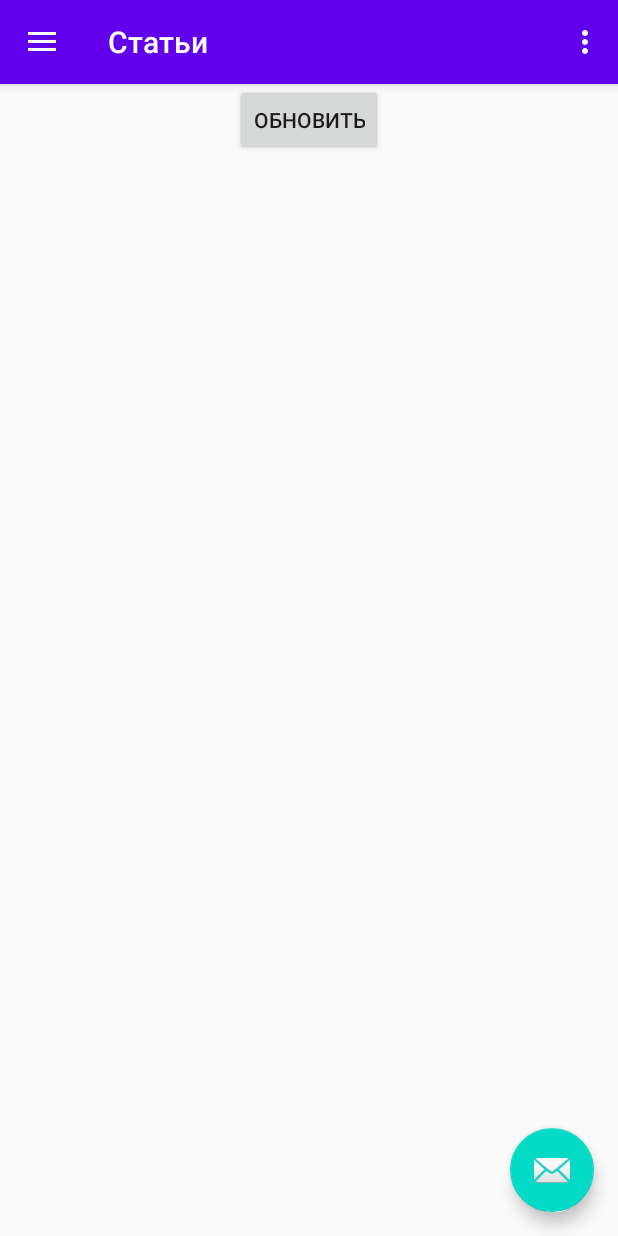
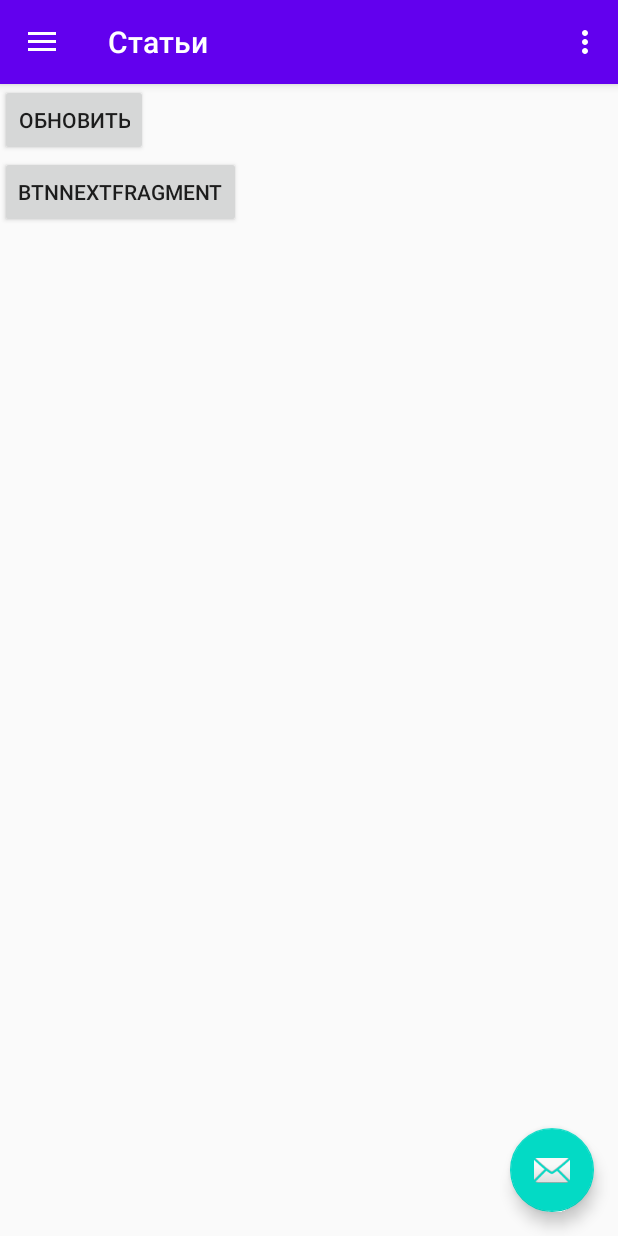
Before and after one commit to kissloryshy/IHaveRights, an Android app: the screen it shows after launch (MainActivity), on a phone screen of 412 x 824 dp. Run offline under Robolectric (Android 15) with nearby library versions, the phone set to English and light mode, and no system bars; our stand-ins replace Firebase (no records; nobody signed in at launch, a user with empty details on screens opened directly), navigation-ui; 1 statement that could not run was skipped.

Commit message:
Fragment replace Articles --> Details

```diff
--- a/app/src/main/java/com/example/androidnav/MainActivity.kt
+++ b/app/src/main/java/com/example/androidnav/MainActivity.kt
@@ -13,6 +13,8 @@ import androidx.navigation.ui.setupWithNavController
 import androidx.drawerlayout.widget.DrawerLayout
 import androidx.appcompat.app.AppCompatActivity
 import androidx.appcompat.widget.Toolbar
+import com.example.androidnav.data.UserInfo
+import kotlinx.android.synthetic.main.nav_header_main.*
 
 class MainActivity : AppCompatActivity() {
 
@@ -49,6 +51,8 @@ class MainActivity : AppCompatActivity() {
     override fun onCreateOptionsMenu(menu: Menu): Boolean {
         // Inflate the menu; this adds items to the action bar if it is present.
         menuInflater.inflate(R.menu.main, menu)
+        var userInfo: UserInfo = UserInfo(this, "UserInfo", null, 1)
+        tvGreetings.setText(userInfo.getName())
         return true
     }
 
--- a/app/src/main/java/com/example/androidnav/ui/articles/ArticlesFragment.kt
+++ b/app/src/main/java/com/example/androidnav/ui/articles/ArticlesFragment.kt
@@ -8,6 +8,7 @@ import android.view.ViewGroup
 import android.widget.ArrayAdapter
 import android.widget.Toast
 import androidx.fragment.app.Fragment
+import androidx.fragment.app.FragmentManager
 import androidx.lifecycle.ViewModelProviders
 import com.example.androidnav.MainActivity
 import com.example.androidnav.R
@@ -41,6 +42,9 @@ class ArticlesFragment : Fragment() {
 
         Log.d("kiss", "hello from articles onCreateView")
 
+        var toast: Toast = Toast.makeText(context, "hello from articles onCreateView", Toast.LENGTH_LONG)
+        toast.show()
+
         btnArticles.setOnClickListener {
             var toast: Toast = Toast.makeText(context, "Hello from articles", Toast.LENGTH_LONG)
             toast.show()
@@ -69,6 +73,13 @@ class ArticlesFragment : Fragment() {
                 }
         }
 
-
+        btnNextFragment.setOnClickListener {
+            var fragment = CurrentArticleFragment()
+            var manager = parentFragmentManager
+            var transaction = manager.beginTransaction()
+            transaction.replace(R.id.nav_host_fragment, fragment)
+            transaction.addToBackStack(null)
+            transaction.commit()
+        }
     }
 }
--- a/app/src/main/res/layout/fragment_articles.xml
+++ b/app/src/main/res/layout/fragment_articles.xml
@@ -5,6 +5,11 @@
     android:layout_width="match_parent"
     android:layout_height="match_parent"
     tools:context=".ui.articles.ArticlesFragment">
+
+    <LinearLayout
+        android:orientation="vertical"
+        android:layout_width="match_parent"
+        android:layout_height="match_parent">
 
         <Button
             android:id="@+id/btnArticles"
@@ -15,9 +20,20 @@
             app:layout_constraintStart_toStartOf="parent"
             app:layout_constraintTop_toTopOf="parent" />
 
+        <Button
+            android:id="@+id/btnNextFragment"
+            android:layout_width="wrap_content"
+            android:layout_height="wrap_content"
+            android:text="btnNextFragment"
+            app:layout_constraintEnd_toEndOf="parent"
+            app:layout_constraintStart_toStartOf="parent"
+            app:layout_constraintTop_toTopOf="parent" />
+
         <ListView
             android:id="@+id/listView"
             android:layout_width="match_parent"
             android:layout_height="match_parent"/>
 
+    </LinearLayout>
+
 </androidx.constraintlayout.widget.ConstraintLayout>
--- a/app/src/main/res/navigation/mobile_navigation.xml
+++ b/app/src/main/res/navigation/mobile_navigation.xml
@@ -14,6 +14,9 @@
         <action
             android:id="@+id/action_HomeFragment_to_HomeSecondFragment"
             app:destination="@id/nav_home_second" />
+        <action
+            android:id="@+id/action_nav_articles_to_currentArticleFragment"
+            app:destination="@id/currentArticleFragment" />
     </fragment>
     <fragment
         android:id="@+id/nav_home_second"
@@ -51,4 +54,9 @@
         android:name="com.example.androidnav.ui.support.SupportFragment"
         android:label="Поддержека"
         tools:layout="@layout/fragment_support" />
+    <fragment
+        android:id="@+id/currentArticleFragment"
+        android:name="com.example.androidnav.ui.articles.CurrentArticleFragment"
+        android:label="fragment_current_article"
+        tools:layout="@layout/fragment_current_article" />
 </navigation>
```
Also changed, not shown: app/src/main/java/com/example/androidnav/ui/articles/CurrentArticleFragment.kt (added, +37 -0 lines), app/src/main/java/com/example/androidnav/ui/articles/CurrentArticleViewModel.kt (added, +7 -0 lines), app/src/main/res/layout/fragment_current_article.xml (added, +13 -0 lines), app/src/main/res/layout/nav_header_main.xml (+14 -5 lines). Lines whose indentation alone changed are shown as unchanged.
